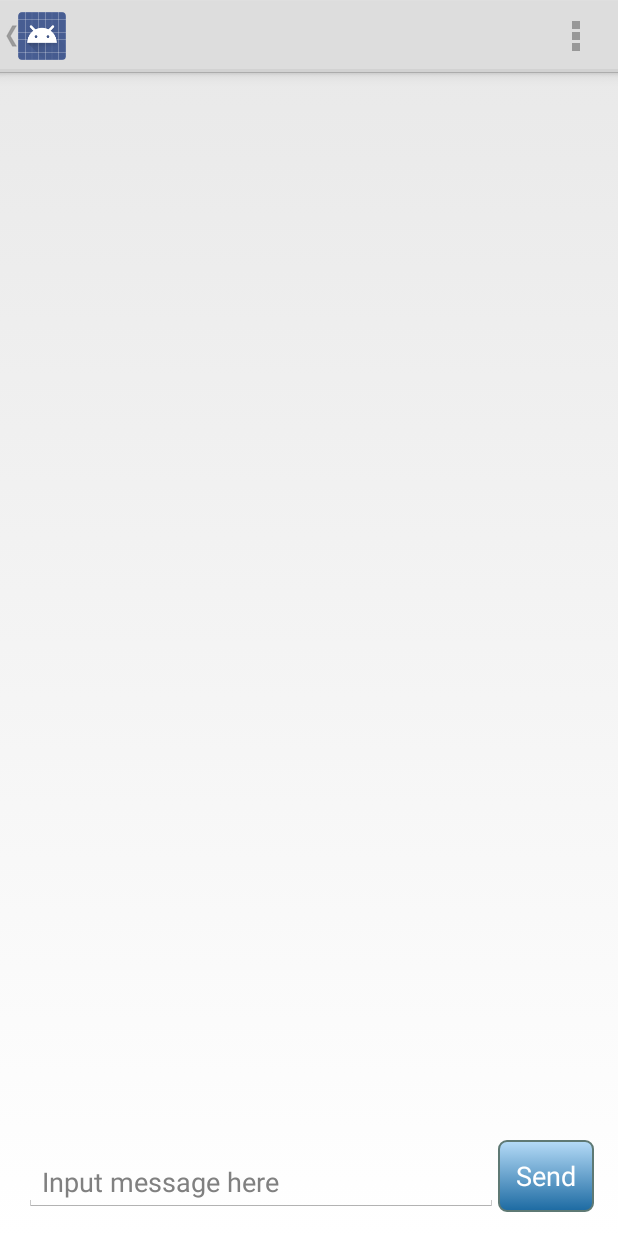
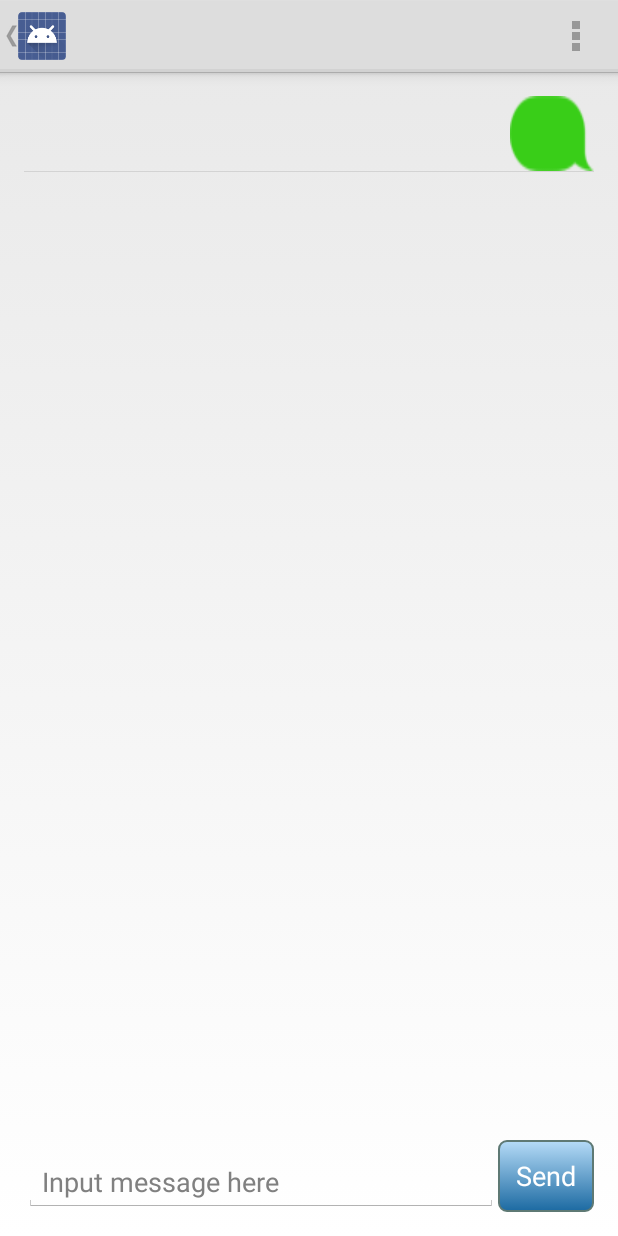
Before and after one commit to sseitov/iNearBy, an Android app: the ChatActivity screen opened directly, with no data from a screen before it, after a tap on "Send", on a phone screen of 412 x 824 dp. Run offline under Robolectric (Android 15) with nearby library versions, the phone set to English and light mode, and no system bars; 3 statements that could not run were skipped.

Commit message:
bubble chat

```diff
--- a/app/src/main/java/com/vchannel/iNearby/ChatActivity.java
+++ b/app/src/main/java/com/vchannel/iNearby/ChatActivity.java
@@ -9,6 +9,7 @@ import android.view.MenuItem;
 import android.view.View;
 import android.widget.Button;
 import android.widget.EditText;
+import android.widget.ListView;
 import android.widget.Toast;
 
 import com.parse.ParseUser;
@@ -26,6 +27,8 @@ public class ChatActivity extends Activity {
 
     private String peer;
     private EditText messageView;
+    private ListView chatView;
+    private ChatAdapter chatAdapter;
 
     private ParseUser parseUser = ParseUser.getCurrentUser();
 
@@ -62,6 +65,10 @@ public class ChatActivity extends Activity {
         setTitle(intent.getStringExtra("name"));
         peer = intent.getStringExtra("address");
 
+        chatView = (ListView)findViewById(R.id.chatView);
+        chatAdapter = new ChatAdapter(getApplicationContext(), R.layout.message_layout_right);
+        chatView.setAdapter(chatAdapter);
+
         ChatManager chatManager = ChatManager.getInstanceFor(MainActivity.connection);
         chatManager.createChat(peer, new MessageListener() {
             @Override
@@ -75,10 +82,10 @@ public class ChatActivity extends Activity {
             @Override
             public void onClick(View v) {
                 try {
-
                     DateMessage message = new DateMessage();
                     message.setBody(messageView.getText().toString());
-                    MainActivity.connection.sendPacket(message);
+ //                   MainActivity.connection.sendPacket(message);
+                    chatAdapter.add(new ChatMessage(true, message.getBody()));
                 } catch (Exception e) {
 
                 } finally {
--- /dev/null
+++ b/app/src/main/java/com/vchannel/iNearby/ChatAdapter.java
@@ -0,0 +1,48 @@
+package com.vchannel.iNearby;
+
+import android.content.Context;
+import android.graphics.Bitmap;
+import android.graphics.BitmapFactory;
+import android.view.Gravity;
+import android.view.LayoutInflater;
+import android.view.View;
+import android.view.ViewGroup;
+import android.widget.ArrayAdapter;
+import android.widget.LinearLayout;
+import android.widget.TextView;
+
+/**
+ * Created by sseitov on 07.04.15.
+ */
+public class ChatAdapter extends ArrayAdapter<ChatMessage> {
+
+    private TextView chatText;
+    private LinearLayout singleMessageContainer;
+
+    public ChatAdapter(Context context, int resourceId) {
+        super(context, resourceId);
+    }
+
+    public View getView(int position, View convertView, ViewGroup parent) {
+        View row = convertView;
+        ChatMessage chatMessageObj = getItem(position);
+        if (row == null) {
+            LayoutInflater inflater = (LayoutInflater) this.getContext().getSystemService(Context.LAYOUT_INFLATER_SERVICE);
+            if (chatMessageObj.fromMe) {
+                row = inflater.inflate(R.layout.message_layout_right, parent, false);
+            } else {
+                row = inflater.inflate(R.layout.message_layout_left, parent, false);
+            }
+        }
+        singleMessageContainer = (LinearLayout) row.findViewById(R.id.singleMessageContainer);
+        chatText = (TextView) row.findViewById(R.id.singleMessage);
+        chatText.setText(chatMessageObj.message);
+        chatText.setBackgroundResource(chatMessageObj.fromMe ? R.drawable.bubble_right : R.drawable.bubble_left);
+        singleMessageContainer.setGravity(chatMessageObj.fromMe ? Gravity.RIGHT : Gravity.LEFT);
+        return row;
+    }
+
+    public Bitmap decodeToBitmap(byte[] decodedByte) {
+        return BitmapFactory.decodeByteArray(decodedByte, 0, decodedByte.length);
+    }
+}
--- /dev/null
+++ b/app/src/main/java/com/vchannel/iNearby/ChatMessage.java
@@ -0,0 +1,15 @@
+package com.vchannel.iNearby;
+
+/**
+ * Created by sseitov on 07.04.15.
+ */
+public class ChatMessage {
+    public boolean fromMe;
+    public String message;
+
+    public ChatMessage(boolean fromMe, String message) {
+        super();
+        this.fromMe = fromMe;
+        this.message = message;
+    }
+}
--- a/app/src/main/res/layout/activity_chat.xml
+++ b/app/src/main/res/layout/activity_chat.xml
@@ -34,7 +34,7 @@
             android:id="@+id/messageText" />
 
         <ListView
-            android:layout_width="wrap_content"
+            android:layout_width="match_parent"
             android:layout_height="wrap_content"
             android:layout_alignParentTop="true"
             android:layout_above="@id/messageText"
--- /dev/null
+++ b/app/src/main/res/layout/message_layout_right.xml
@@ -0,0 +1,26 @@
+<?xml version="1.0" encoding="utf-8"?>
+<LinearLayout xmlns:android="http://schemas.android.com/apk/res/android"
+    android:orientation="vertical"
+    android:layout_width="fill_parent"
+    android:layout_height="wrap_content">
+
+    <LinearLayout
+        android:id="@+id/singleMessageContainer"
+        android:layout_width="fill_parent"
+        android:layout_height="wrap_content" >
+
+        <TextView
+            android:id="@+id/singleMessage"
+            android:layout_width="wrap_content"
+            android:layout_height="wrap_content"
+            android:layout_gravity="center"
+            android:layout_marginLeft="30dip"
+            android:paddingLeft="20dip"
+            android:paddingRight="30dip"
+            android:paddingTop="15dip"
+            android:paddingBottom="15dip"
+            android:text="Hello bubbles!"
+            android:background="@drawable/bubble_right"
+            android:textColor="@android:color/white" />
+    </LinearLayout>
+</LinearLayout>
```
Also changed, not shown: app/src/main/res/layout/message_layout_left.xml (added, +26 -0 lines), app/src/main/res/drawable/bubble_left.png (added), app/src/main/res/drawable/bubble_right.png (added), app/src/main/res/drawable/logo.png, app/src/main/res/drawable/person.png.
